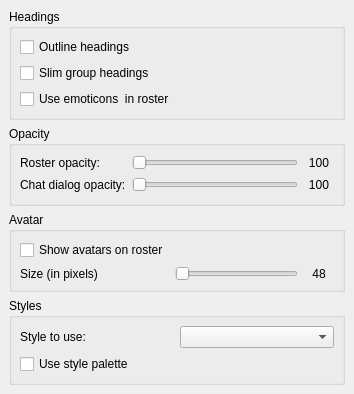
Above: main/synapse-im/src/options/opt_appearance_misc.ui from BackupTheBerlios/synapse-xmpp-svn before the change. Below: the same form after it.
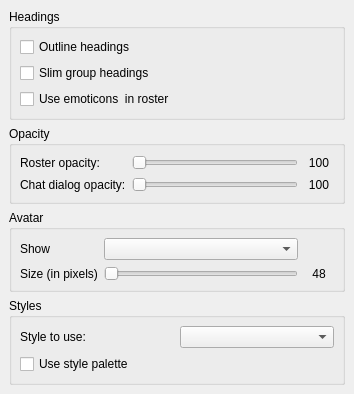
That is the form after the change.

```diff
--- a/main/synapse-im/src/options/opt_appearance_misc.ui
+++ b/main/synapse-im/src/options/opt_appearance_misc.ui
@@ -64,7 +64,19 @@
       <property name="margin" >
        <number>8</number>
       </property>
-      <property name="spacing" >
+      <property name="topMargin" >
+       <number>8</number>
+      </property>
+      <property name="rightMargin" >
+       <number>8</number>
+      </property>
+      <property name="bottomMargin" >
+       <number>8</number>
+      </property>
+      <property name="horizontalSpacing" >
+       <number>6</number>
+      </property>
+      <property name="verticalSpacing" >
        <number>6</number>
       </property>
       <item row="1" column="1" >
@@ -151,16 +163,21 @@
       <property name="margin" >
        <number>8</number>
       </property>
-      <property name="spacing" >
+      <property name="topMargin" >
+       <number>8</number>
+      </property>
+      <property name="rightMargin" >
+       <number>8</number>
+      </property>
+      <property name="bottomMargin" >
+       <number>8</number>
+      </property>
+      <property name="horizontalSpacing" >
        <number>6</number>
       </property>
-      <item row="0" column="0" >
-       <widget class="QCheckBox" name="cb_avatar" >
-        <property name="text" >
-         <string>Show avatars on roster</string>
-        </property>
-       </widget>
-      </item>
+      <property name="verticalSpacing" >
+       <number>6</number>
+      </property>
       <item row="1" column="0" >
        <widget class="QLabel" name="lb_avatarSize" >
         <property name="text" >
@@ -197,6 +214,16 @@
         </property>
        </widget>
       </item>
+      <item row="0" column="1" >
+       <widget class="QComboBox" name="cb_avatar" />
+      </item>
+      <item row="0" column="0" >
+       <widget class="QLabel" name="lbAvatarShow" >
+        <property name="text" >
+         <string>Show</string>
+        </property>
+       </widget>
+      </item>
      </layout>
     </widget>
    </item>
```
Left out of the diff: 52 changed lines with no effect on the pictures.
